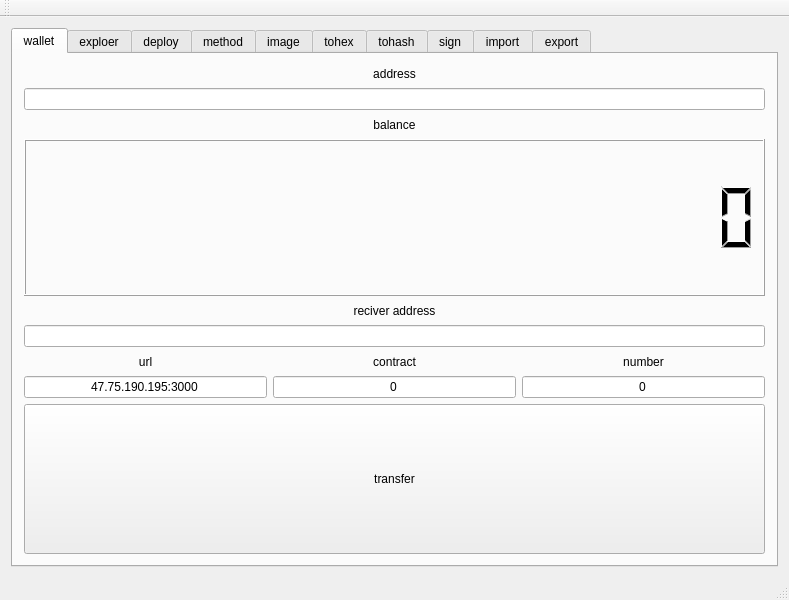
This is MainWindow.ui in t2dk49580/OriginWallet as Qt 5 draws it before an edit. The edited form follows.
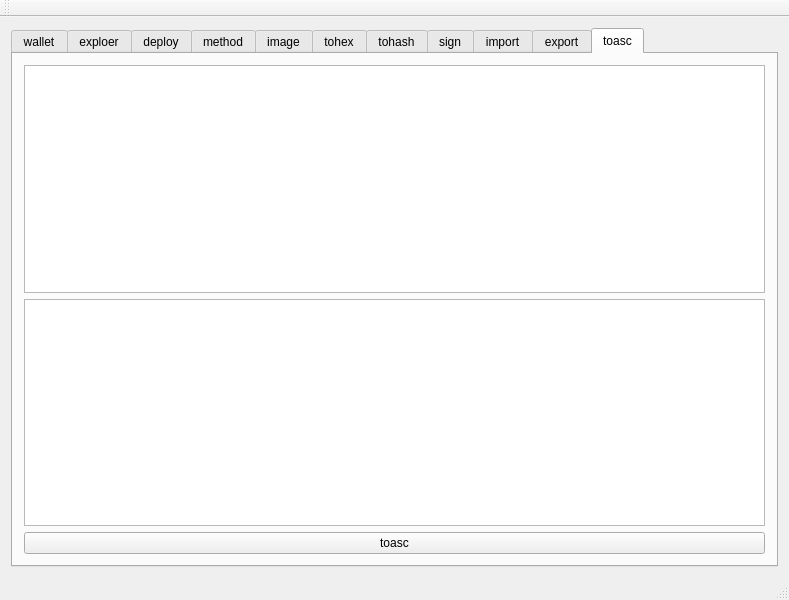
This is the edited form. The open tabs and pages were chosen to show the change.

Commit message: fix smart contract source code len

The edit to the form file:
```diff
--- a/MainWindow.ui
+++ b/MainWindow.ui
@@ -853,6 +853,26 @@
         </item>
        </layout>
       </widget>
+      <widget class="QWidget" name="tab_11">
+       <attribute name="title">
+        <string>toasc</string>
+       </attribute>
+       <layout class="QGridLayout" name="gridLayout_12">
+        <item row="0" column="0">
+         <widget class="QTextEdit" name="te_toasc"/>
+        </item>
+        <item row="1" column="0">
+         <widget class="QTextBrowser" name="tb_toasc"/>
+        </item>
+        <item row="2" column="0">
+         <widget class="QPushButton" name="pb_toasc">
+          <property name="text">
+           <string>toasc</string>
+          </property>
+         </widget>
+        </item>
+       </layout>
+      </widget>
      </widget>
     </item>
    </layout>
```
Left out of the diff: 8 changed lines with no effect on the pictures. The commit also changes 2 other files.
